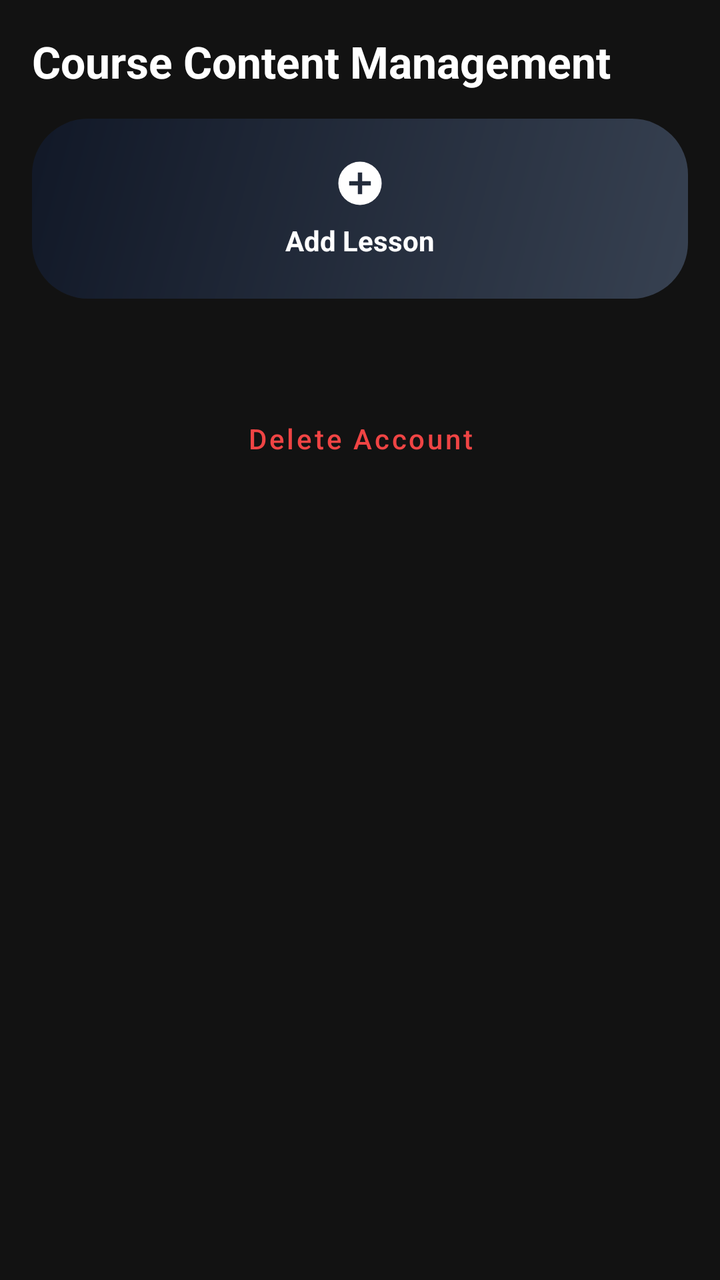
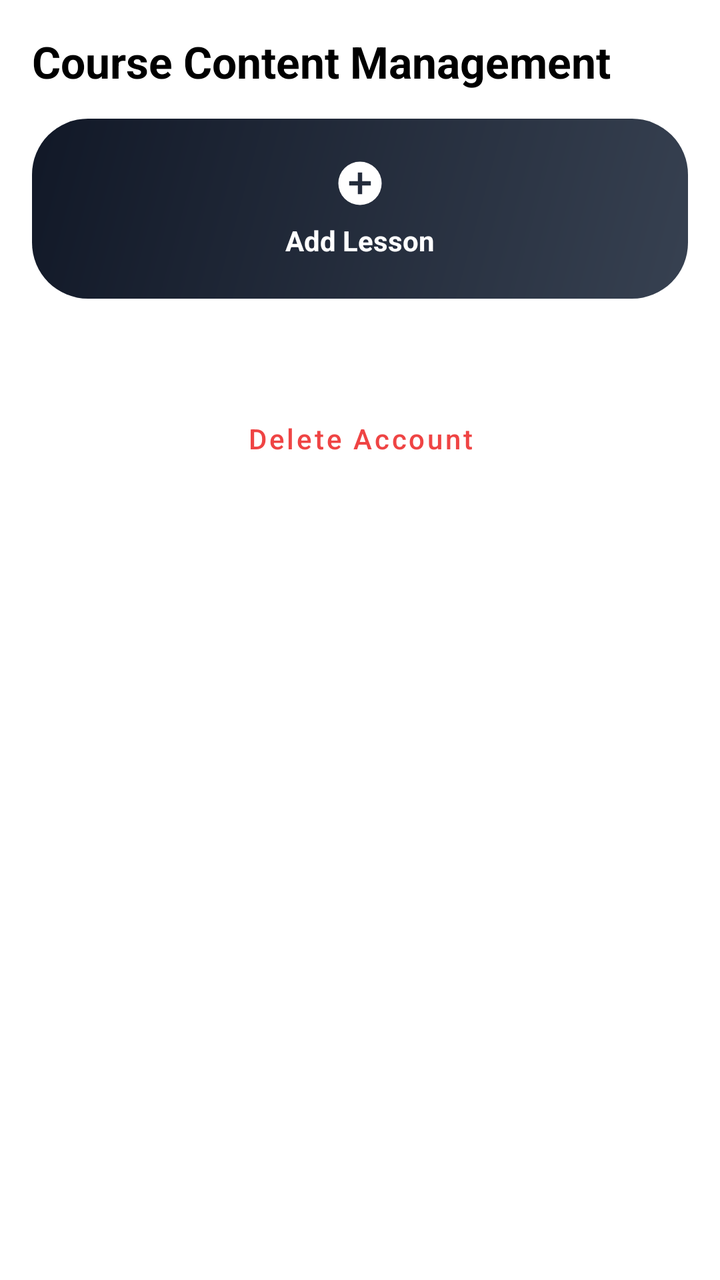

Before-and-after screenshots of an Android layout around one commit, followed by the original layout XML and the change that was made.
<!-- AndroidManifest.xml: application theme Theme.UniCourseHub -->
<!-- res/layout/fragment_content_management.xml -->
<?xml version="1.0" encoding="utf-8"?>
<LinearLayout xmlns:android="http://schemas.android.com/apk/res/android"
    xmlns:app="http://schemas.android.com/apk/res-auto"
    android:layout_width="match_parent"
    android:layout_height="match_parent"
    android:background="#121212"
    android:orientation="vertical"
    android:padding="16dp">

    <TextView
        android:id="@+id/tvCourseTitle"
        android:layout_width="match_parent"
        android:layout_height="wrap_content"
        android:text="@string/title_content_management"
        android:textColor="@color/white"
        android:textSize="22sp"
        android:textStyle="bold" />

    <LinearLayout
        android:id="@+id/btnAddLesson"
        android:layout_width="match_parent"
        android:layout_height="90dp"
        android:layout_marginTop="14dp"
        android:background="@drawable/bg_banner_admin"
        android:gravity="center"
        android:orientation="vertical">

        <ImageView
            android:layout_width="26dp"
            android:layout_height="26dp"
            android:src="@drawable/ic_add_circle"
            app:tint="@color/white" />

        <TextView
            android:layout_width="wrap_content"
            android:layout_height="wrap_content"
            android:layout_marginTop="6dp"
            android:text="@string/btn_add_lesson"
            android:textColor="@color/white"
            android:textStyle="bold" />
    </LinearLayout>

    <Button
        android:id="@+id/btnSubmitFullCourse"
        style="@style/ButtonPrimary"
        android:layout_width="match_parent"
        android:layout_height="wrap_content"
        android:layout_marginTop="12dp"
        android:backgroundTint="@color/success"
        android:text="@string/btn_upload_full_course"
        android:textColor="@color/white"
        android:visibility="gone" />

    <ScrollView
        android:layout_width="match_parent"
        android:layout_height="0dp"
        android:layout_marginTop="14dp"
        android:layout_weight="1">

        <LinearLayout
            android:layout_width="match_parent"
            android:layout_height="wrap_content"
            android:orientation="vertical">

            <androidx.recyclerview.widget.RecyclerView
                android:id="@+id/rvModules"
                android:layout_width="match_parent"
                android:layout_height="wrap_content"
                android:nestedScrollingEnabled="false" />

            <TextView
                android:id="@+id/tvNoLessons"
                android:layout_width="match_parent"
                android:layout_height="wrap_content"
                android:layout_marginTop="20dp"
                android:gravity="center"
                android:text="@string/empty_lessons_instructor"
                android:textColor="#80FFFFFF"
                android:visibility="gone" />

            <Button
                android:id="@+id/btnDeleteCourse"
                style="@style/ButtonOutline"
                android:layout_width="match_parent"
                android:layout_height="wrap_content"
                android:layout_marginTop="32dp"
                android:layout_marginBottom="20dp"
                android:text="@string/settings_delete"
                android:textColor="@color/danger"
                app:strokeColor="@color/danger" />
        </LinearLayout>
    </ScrollView>

</LinearLayout>
<!-- resources referenced by this layout -->
<resources>
  <color name="danger">#EF4444</color>
  <color name="success">#10B981</color>
  <color name="white">#FFFFFF</color>
  <!-- drawable bg_banner_admin (drawable) -->
  <?xml version="1.0" encoding="utf-8"?>
  <shape xmlns:android="http://schemas.android.com/apk/res/android">
      <gradient
          android:angle="135"
          android:startColor="#374151"
          android:endColor="#111827" />
      <corners android:radius="28dp" />
  </shape>
  <!-- drawable ic_add_circle (drawable) -->
  <?xml version="1.0" encoding="utf-8"?>
  <vector xmlns:android="http://schemas.android.com/apk/res/android"
      android:width="24dp"
      android:height="24dp"
      android:viewportWidth="24"
      android:viewportHeight="24"
      android:tint="?attr/colorControlNormal">
      <path
          android:fillColor="#FF000000"
          android:pathData="M17,13H13V17H11V13H7V11H11V7H13V11H17M12,2A10,10 0 0,0 2,12A10,10 0 0,0 12,22A10,10 0 0,0 22,12A10,10 0 0,0 12,2Z" />
  </vector>
  <string name="btn_add_lesson">Add Lesson</string>
  <string name="btn_upload_full_course">Upload Full Course</string>
  <string name="empty_lessons_instructor">No lessons yet. Tap \"Add Lesson\" to create your first one.</string>
  <string name="settings_delete">Delete Account</string>
  <string name="title_content_management">Course Content Management</string>
  <style name="ButtonOutline" parent="Widget.MaterialComponents.Button.OutlinedButton">
          <item name="strokeColor">@color/danger</item>
          <item name="android:textColor">@color/danger</item>
          <item name="cornerRadius">24dp</item>
          <item name="android:textAllCaps">false</item>
          <item name="android:paddingTop">14dp</item>
          <item name="android:paddingBottom">14dp</item>
      </style>
  <!-- drawable bg_button_primary (drawable) -->
  <?xml version="1.0" encoding="utf-8"?>
  <ripple xmlns:android="http://schemas.android.com/apk/res/android"
      android:color="#20FFFFFF">
      <item>
          <shape android:shape="rectangle">
              <gradient
                  android:angle="0"
                  android:endColor="@color/primary_dark"
                  android:startColor="@color/primary" />
              <corners android:radius="24dp" />
          </shape>
      </item>
  </ripple>
  <color name="primary">#6C63FF</color>
  <color name="primary_dark">#4F46E5</color>
  <color name="secondary_pink">#EC4899</color>
  <color name="surface">#FFFFFF</color>
  <color name="background">#F3F4F6</color>
  <color name="text_primary">#111827</color>
  <color name="text_secondary">#6B7280</color>
  <color name="text_hint">#9CA3AF</color>
  <style name="ShapeAppearance.UniCourseHub.Small" parent="ShapeAppearance.MaterialComponents.SmallComponent">
          <item name="cornerFamily">rounded</item>
          <item name="cornerSize">12dp</item>
      </style>
  <style name="ShapeAppearance.UniCourseHub.Medium" parent="ShapeAppearance.MaterialComponents.MediumComponent">
          <item name="cornerFamily">rounded</item>
          <item name="cornerSize">28dp</item>
      </style>
  <style name="ShapeAppearance.UniCourseHub.Large" parent="ShapeAppearance.MaterialComponents.LargeComponent">
          <item name="cornerFamily">rounded</item>
          <item name="cornerSize">40dp</item>
      </style>
  <style name="Widget.UniCourseHub.BottomNavigationView" parent="Widget.MaterialComponents.BottomNavigationView">
          <item name="itemShapeAppearance">@style/ShapeAppearance.UniCourseHub.Small</item>
          <item name="itemShapeAppearanceOverlay">@style/ShapeAppearance.UniCourseHub.Small</item>
          <item name="itemIconSize">24dp</item>
          <item name="labelVisibilityMode">labeled</item>
          <item name="backgroundTint">@color/surface</item>
          <item name="elevation">8dp</item>
      </style>
  <!-- unchanged entries left out for length: 2 -->
</resources>

<!-- the commit's change to res/layout/fragment_content_management.xml (unified diff, before → after) -->
@@ -3,7 +3,7 @@
     xmlns:app="http://schemas.android.com/apk/res-auto"
     android:layout_width="match_parent"
     android:layout_height="match_parent"
-    android:background="#121212"
+    android:background="@color/background"
     android:orientation="vertical"
     android:padding="16dp">
 
@@ -12,7 +12,7 @@
         android:layout_width="match_parent"
         android:layout_height="wrap_content"
         android:text="@string/title_content_management"
-        android:textColor="@color/white"
+        android:textColor="@color/text_primary"
         android:textSize="22sp"
         android:textStyle="bold" />
 
@@ -75,7 +75,7 @@
                 android:layout_marginTop="20dp"
                 android:gravity="center"
                 android:text="@string/empty_lessons_instructor"
-                android:textColor="#80FFFFFF"
+                android:textColor="@color/text_secondary"
                 android:visibility="gone" />
 
             <Button
<!-- resource entries referenced after the edit -->
@@ -55,10 +55,10 @@
   <color name="primary_dark">#4F46E5</color>
   <color name="secondary_pink">#EC4899</color>
   <color name="surface">#FFFFFF</color>
-  <color name="background">#F3F4F6</color>
-  <color name="text_primary">#111827</color>
-  <color name="text_secondary">#6B7280</color>
-  <color name="text_hint">#9CA3AF</color>
+  <color name="background">#FFFFFF</color>
+  <color name="text_primary">#000000</color>
+  <color name="text_secondary">#111827</color>
+  <color name="text_hint">#64748B</color>
   <style name="ShapeAppearance.UniCourseHub.Small" parent="ShapeAppearance.MaterialComponents.SmallComponent">
           <item name="cornerFamily">rounded</item>
           <item name="cornerSize">12dp</item>
